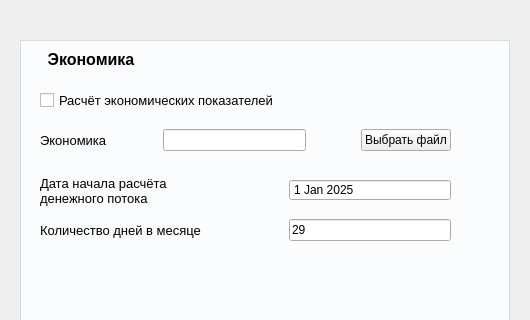
Before: the Qt Designer form app/gui/widgets/economy.ui in Alina-Murzakova/Infill_drilling, drawn with Qt 5; both pictures show x 0 to 530 and y 0 to 320 of the 530 by 530 pixel window.
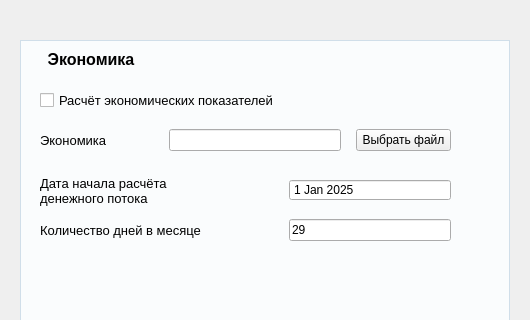
After: the same form once the commit is applied.

What changed in the file:
```diff
--- a/app/gui/widgets/economy.ui
+++ b/app/gui/widgets/economy.ui
@@ -166,9 +166,9 @@
       <height>41</height>
      </rect>
     </property>
-    <layout class="QHBoxLayout" name="hlEconomy" stretch="0,0,0">
+    <layout class="QHBoxLayout" name="hlEconomy" stretch="12,18,10">
      <property name="spacing">
-      <number>55</number>
+      <number>15</number>
      </property>
      <property name="rightMargin">
       <number>10</number>
```
Left out of the diff: 6 changed lines with no effect on the pictures.
